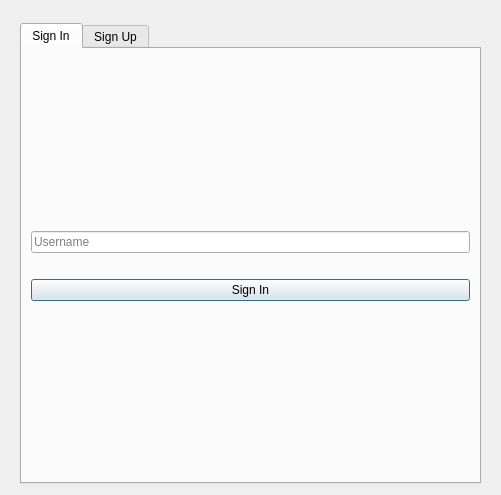
Above: E2EEIM-Desktop/signin.ui from E2EEIM/E2EEIM before the change. Below: the same form after it.
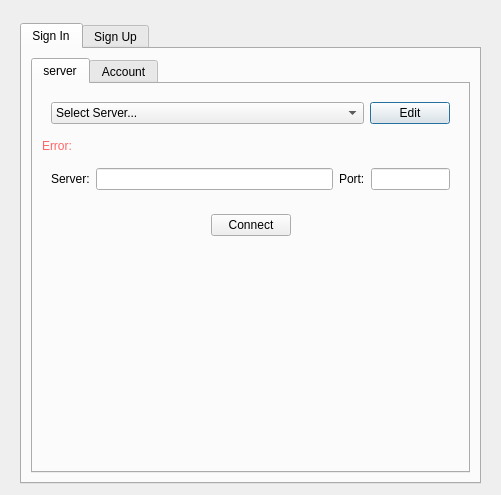
That is the form after the change. The open tabs and pages were chosen to show the change. Icons and pictures are not drawn.

Commit message: Client Sign In

```diff
--- a/E2EEIM-Desktop/signin.ui
+++ b/E2EEIM-Desktop/signin.ui
@@ -57,7 +57,7 @@
          </sizepolicy>
         </property>
         <property name="currentIndex">
-         <number>1</number>
+         <number>0</number>
         </property>
         <widget class="QWidget" name="tab_signIn">
          <property name="sizePolicy">
@@ -71,6 +71,176 @@
          </attribute>
          <layout class="QVBoxLayout" name="verticalLayout_3">
           <item>
+           <widget class="QTabWidget" name="tabWidget_signIn">
+            <property name="currentIndex">
+             <number>1</number>
+            </property>
+            <widget class="QWidget" name="tab_signInServer">
+             <attribute name="title">
+              <string>server</string>
+             </attribute>
+             <layout class="QVBoxLayout" name="verticalLayout_8">
+              <item>
+               <widget class="QFrame" name="frame_signIn_serverSelect">
+                <property name="frameShape">
+                 <enum>QFrame::NoFrame</enum>
+                </property>
+                <property name="frameShadow">
+                 <enum>QFrame::Raised</enum>
+                </property>
+                <layout class="QHBoxLayout" name="horizontalLayout_7">
+                 <item>
+                  <widget class="QComboBox" name="comboBox_signIn_selectServer">
+                   <property name="sizePolicy">
+                    <sizepolicy hsizetype="Preferred" vsizetype="Fixed">
+                     <horstretch>3</horstretch>
+                     <verstretch>0</verstretch>
+                    </sizepolicy>
+                   </property>
+                   <item>
+                    <property name="text">
+                     <string>Select Server...</string>
+                    </property>
+                   </item>
+                   <item>
+                    <property name="text">
+                     <string>*New Server</string>
+                    </property>
+                   </item>
+                  </widget>
+                 </item>
+                 <item>
+                  <widget class="QPushButton" name="pushButton_sigIn_serverEdit">
+                   <property name="text">
+                    <string>Edit</string>
+                   </property>
+                  </widget>
+                 </item>
+                </layout>
+               </widget>
+              </item>
+              <item>
+               <widget class="QLabel" name="label_signIn_serverErr">
+                <property name="styleSheet">
+                 <string notr="true">color: #FF6666;</string>
+                </property>
+                <property name="text">
+                 <string>Error:</string>
+                </property>
+               </widget>
+              </item>
+              <item>
+               <widget class="QFrame" name="frame_signIn_serverForm">
+                <property name="frameShape">
+                 <enum>QFrame::NoFrame</enum>
+                </property>
+                <property name="frameShadow">
+                 <enum>QFrame::Raised</enum>
+                </property>
+                <layout class="QHBoxLayout" name="horizontalLayout_6">
+                 <item>
+                  <widget class="QLabel" name="label_signIn_serverIP">
+                   <property name="text">
+                    <string>Server:</string>
+                   </property>
+                  </widget>
+                 </item>
+                 <item>
+                  <widget class="QLineEdit" name="lineEdit_signIn_serverAddress">
+                   <property name="sizePolicy">
+                    <sizepolicy hsizetype="Expanding" vsizetype="Fixed">
+                     <horstretch>3</horstretch>
+                     <verstretch>0</verstretch>
+                    </sizepolicy>
+                   </property>
+                  </widget>
+                 </item>
+                 <item>
+                  <widget class="QLabel" name="label_signIn_serverPort">
+                   <property name="text">
+                    <string>Port:</string>
+                   </property>
+                  </widget>
+                 </item>
+                 <item>
+                  <widget class="QLineEdit" name="lineEdit_signIn_serverPort">
+                   <property name="sizePolicy">
+                    <sizepolicy hsizetype="Expanding" vsizetype="Fixed">
+                     <horstretch>1</horstretch>
+                     <verstretch>0</verstretch>
+                    </sizepolicy>
+                   </property>
+                  </widget>
+                 </item>
+                </layout>
+               </widget>
+              </item>
+              <item>
+               <widget class="QFrame" name="frame_signIn_serverConnect">
+                <property name="frameShape">
+                 <enum>QFrame::NoFrame</enum>
+                </property>
+                <property name="frameShadow">
+                 <enum>QFrame::Raised</enum>
+                </property>
+                <layout class="QHBoxLayout" name="horizontalLayout_8">
+                 <item>
+                  <spacer name="horizontalSpacer_6">
+                   <property name="orientation">
+                    <enum>Qt::Horizontal</enum>
+                   </property>
+                   <property name="sizeHint" stdset="0">
+                    <size>
+                     <width>40</width>
+                     <height>20</height>
+                    </size>
+                   </property>
+                  </spacer>
+                 </item>
+                 <item>
+                  <widget class="QPushButton" name="pushButton_signIn_serverConnect">
+                   <property name="text">
+                    <string>Connect</string>
+                   </property>
+                  </widget>
+                 </item>
+                 <item>
+                  <spacer name="horizontalSpacer_5">
+                   <property name="orientation">
+                    <enum>Qt::Horizontal</enum>
+                   </property>
+                   <property name="sizeHint" stdset="0">
+                    <size>
+                     <width>40</width>
+                     <height>20</height>
+                    </size>
+                   </property>
+                  </spacer>
+                 </item>
+                </layout>
+               </widget>
+              </item>
+              <item>
+               <spacer name="verticalSpacer_10">
+                <property name="orientation">
+                 <enum>Qt::Vertical</enum>
+                </property>
+                <property name="sizeHint" stdset="0">
+                 <size>
+                  <width>20</width>
+                  <height>40</height>
+                 </size>
+                </property>
+               </spacer>
+              </item>
+             </layout>
+            </widget>
+            <widget class="QWidget" name="tab_SignInAccount">
+             <attribute name="title">
+              <string>Account</string>
+             </attribute>
+             <layout class="QVBoxLayout" name="verticalLayout_9">
+              <item>
            <spacer name="verticalSpacer_2">
             <property name="orientation">
              <enum>Qt::Vertical</enum>
@@ -84,30 +254,65 @@
            </spacer>
           </item>
           <item>
-           <widget class="QLineEdit" name="lineEdit">
-            <property name="sizePolicy">
-             <sizepolicy hsizetype="Expanding" vsizetype="Fixed">
-              <horstretch>0</horstretch>
-              <verstretch>0</verstretch>
-             </sizepolicy>
-            </property>
-            <property name="placeholderText">
-             <string>Username</string>
+               <widget class="QComboBox" name="comboBox_signIn_SelectAccount">
+                <property name="frame">
+                 <bool>true</bool>
             </property>
            </widget>
           </item>
           <item>
-           <widget class="QLabel" name="label">
+               <widget class="QLabel" name="label_signIn_keyFpr">
+                <property name="styleSheet">
+                 <string notr="true">color: #999999;</string>
+                </property>
             <property name="text">
-             <string/>
+                 <string>413cd3fgH1jK1Mn0pq125TuvWXyz</string>
             </property>
            </widget>
           </item>
           <item>
-           <widget class="QPushButton" name="pushButton">
+               <widget class="QFrame" name="frame_signIn_accountSignIn">
+                <property name="frameShape">
+                 <enum>QFrame::NoFrame</enum>
+                </property>
+                <property name="frameShadow">
+                 <enum>QFrame::Raised</enum>
+                </property>
+                <layout class="QHBoxLayout" name="horizontalLayout_9">
+                 <item>
+                  <spacer name="horizontalSpacer_7">
+                   <property name="orientation">
+                    <enum>Qt::Horizontal</enum>
+                   </property>
+                   <property name="sizeHint" stdset="0">
+                    <size>
+                     <width>40</width>
+                     <height>20</height>
+                    </size>
+                   </property>
+                  </spacer>
+                 </item>
+                 <item>
+                  <widget class="QPushButton" name="pushButton_signIn_AccountSignIn">
             <property name="text">
              <string>Sign In</string>
             </property>
+                  </widget>
+                 </item>
+                 <item>
+                  <spacer name="horizontalSpacer_8">
+                   <property name="orientation">
+                    <enum>Qt::Horizontal</enum>
+                   </property>
+                   <property name="sizeHint" stdset="0">
+                    <size>
+                     <width>40</width>
+                     <height>20</height>
+                    </size>
+                   </property>
+                  </spacer>
+                 </item>
+                </layout>
            </widget>
           </item>
           <item>
@@ -123,6 +328,23 @@
             </property>
            </spacer>
           </item>
+              <item>
+               <spacer name="verticalSpacer_11">
+                <property name="orientation">
+                 <enum>Qt::Vertical</enum>
+                </property>
+                <property name="sizeHint" stdset="0">
+                 <size>
+                  <width>20</width>
+                  <height>40</height>
+                 </size>
+                </property>
+               </spacer>
+              </item>
+             </layout>
+            </widget>
+           </widget>
+          </item>
          </layout>
         </widget>
         <widget class="QWidget" name="tab_signUp">
@@ -142,7 +364,7 @@
              <bool>true</bool>
             </property>
             <property name="currentIndex">
-             <number>2</number>
+             <number>0</number>
             </property>
             <widget class="QWidget" name="tab_signUpServer">
              <attribute name="title">
```
Lines whose indentation alone changed are shown as unchanged. The commit also changes 118 other files.
